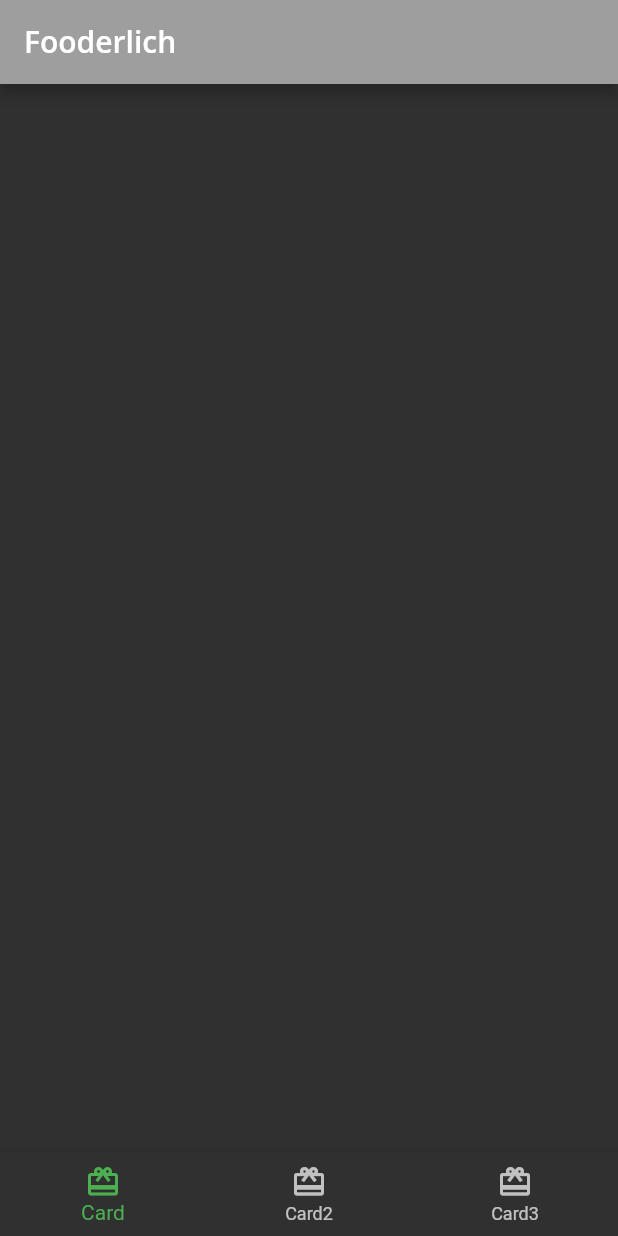
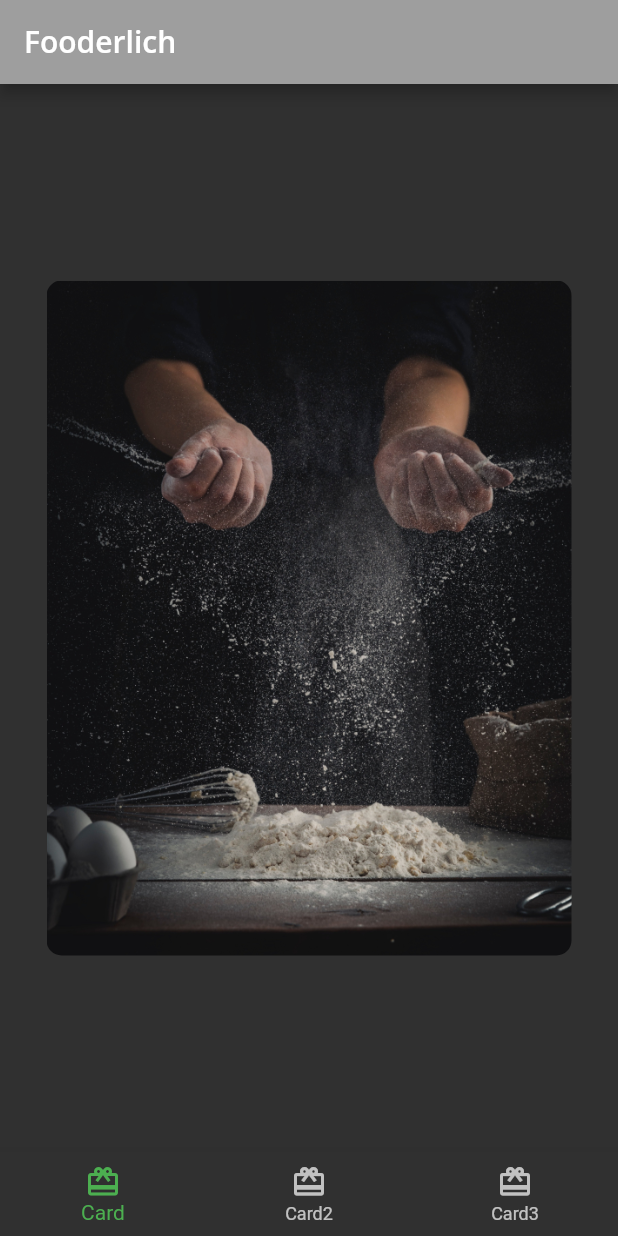
Before and after one commit to hramaroson/fooderlich, a Flutter app: the screen it shows after launch, on a phone screen of 412 x 824 dp. Run offline on Flutter 3.47's test engine with Material 2 defaults, Android fonts, the phone set to English and light mode, and no system bars; our stand-ins replace google_fonts.

Commit message:
Update card1.dart

```diff
--- a/lib/card1.dart
+++ b/lib/card1.dart
@@ -6,7 +6,20 @@ class Card1 extends StatelessWidget{
   @override
   Widget build(BuildContext context) {
     return Center(
-      child: Container(),
+      child: Container(
+        padding: const EdgeInsets.all(16),
+        constraints: const BoxConstraints.expand(
+          width: 350,
+          height: 450
+        ),
+        decoration: const BoxDecoration(
+          image: DecorationImage(
+            image: AssetImage("assets/mag1.png"),
+            fit: BoxFit.cover
+          ),
+          borderRadius: BorderRadius.all(Radius.circular(10.0))
+        )
+      ),
     );
   }
 }
```
Also changed, not shown: assets/mag1.jpg (deleted).
